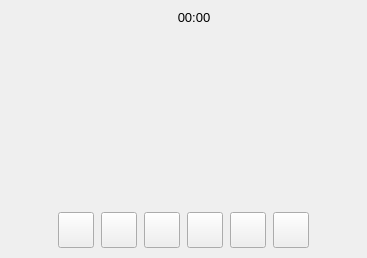
Before: the Qt Designer form recordoverlay.ui in savoirfairelinux/jami-client-windows, drawn with Qt 5.
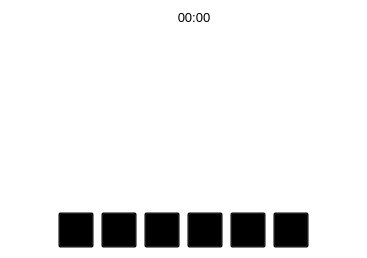
After: the same form once the commit is applied. Custom widgets are drawn as their Qt base class.

Patch:
```diff
--- a/recordoverlay.ui
+++ b/recordoverlay.ui
@@ -19,6 +19,9 @@
   <property name="windowTitle">
    <string>Form</string>
   </property>
+  <property name="styleSheet">
+   <string notr="true">background:transparent;</string>
+  </property>
   <property name="pixRedDot" stdset="0">
    <pixmap resource="ressources.qrc">:/images/icons/av_icons/fiber_manual_record-24px.svg</pixmap>
   </property>
```
